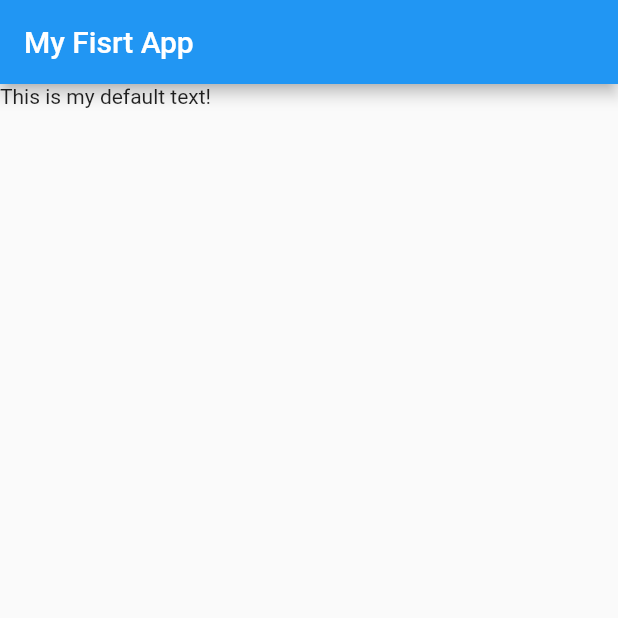
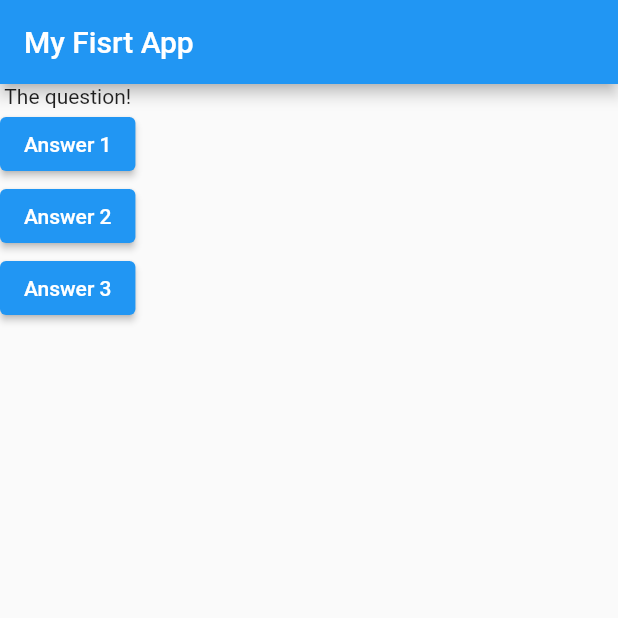
Before and after one commit to JPJFerreira/flutter_complete_guide, a Flutter app: the screen it shows after launch, on a phone screen of 412 x 824 dp, the top half of it. Run offline on Flutter 3.47's test engine with Material 2 defaults, Android fonts, the phone set to English and light mode, and no system bars.

Commit message:
Multi widgets on body

```diff
--- a/lib/main.dart
+++ b/lib/main.dart
@@ -7,12 +7,41 @@ void main() {
 class MyApp extends StatelessWidget {
   @override
   Widget build(BuildContext context) {
+    var questions = [
+      'What\'s your favorite color?',
+      'What\'s your favorite animal?',
+    ];
     return MaterialApp(
       home: Scaffold(
         appBar: AppBar(
           title: Text('My Fisrt App'),
         ),
-        body: Text('This is my default text!'),
+        body: Column(
+          children: <Widget>[
+            Text('The question!'),
+            ElevatedButton(
+              // Like Raised Button
+              child: Text('Answer 1'),
+              onPressed: () {
+                print('Answer 1 chosen!');
+              },
+            ),
+            ElevatedButton(
+              // Like Raised Button
+              child: Text('Answer 2'),
+              onPressed: () {
+                print('Answer 2 chosen!');
+              },
+            ),
+            ElevatedButton(
+              // Like Raised Button
+              child: Text('Answer 3'),
+              onPressed: () {
+                print('Answer 3 chosen!');
+              },
+            ),
+          ],
+        ),
       ),
     );
   }
```
